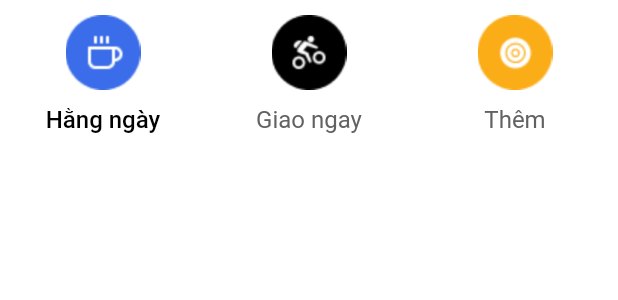
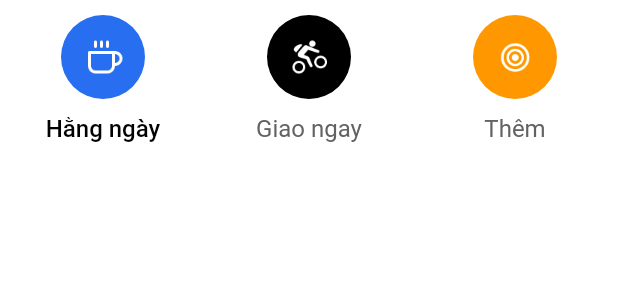
Before and after one commit to magicpro97/Cafedy, a Flutter app: the _TabBar widget shown alone on an empty page, opened directly, on a phone screen of 412 x 824 dp. Shown: the top 300 px of the screen. Run offline on Flutter 3.47's test engine with Material 2 defaults, Android fonts, the phone set to English and light mode, and no system bars; our stand-ins replace cached_network_image, carousel_slider, dio, flutter_bloc, flutter_hooks, flutter_money_formatter and 5 more; accounts and stored records are empty; generated files the repository leaves out were written again; network calls fail.

```diff
--- a/lib/common/constants.dart
+++ b/lib/common/constants.dart
@@ -5,9 +5,9 @@ class ImagePaths {
   static const LOGO = '$kImagesPath/logo.png';
   static const BANNER = '$kImagesPath/banner.png';
 
-  static const IC_CAFEDY = '$kImagesPath/ic_cafedy.png';
+  static const IC_LOGO = '$kImagesPath/ic_logo.svg';
   static const IC_DELIVERY_NOW = '$kImagesPath/ic_delivery_now.png';
-  static const IC_EVERYDAY = '$kImagesPath/ic_everyday.png';
+  static const IC_EVERYDAY = '$kImagesPath/ic_daily.png';
   static const IC_MORE = '$kImagesPath/ic_more.png';
   static const IC_ADD = '$kImagesPath/ic_add.png';
   static const IC_SUBTRACT = '$kImagesPath/ic_subtract.png';
--- a/lib/features/main/widgets/app_tab_bar.dart
+++ b/lib/features/main/widgets/app_tab_bar.dart
@@ -3,6 +3,7 @@ import 'package:Cafedy/common/constants.dart';
 import 'package:Cafedy/common/dimen.dart';
 import 'package:flutter/material.dart';
 import 'package:flutter_hooks/flutter_hooks.dart';
+import 'package:flutter_svg/flutter_svg.dart';
 
 class AppTabBar extends PreferredSize {
   final Function onTabChange;
@@ -15,8 +16,8 @@ class AppTabBar extends PreferredSize {
       child: Column(
         children: [
           SizedBox(height: Dimens.NORMAL_SPACE),
-          Image.asset(
-            ImagePaths.IC_CAFEDY,
+          SvgPicture.asset(
+            ImagePaths.IC_LOGO,
             fit: BoxFit.contain,
             height: 24.0,
           ),
@@ -63,6 +64,7 @@ class _TabBar extends HookWidget {
               onTabChange?.call(Tab.EVERYDAY);
             },
             selected: currentTab.value == Tab.EVERYDAY,
+            backgroundColor: Colorz.DARKER,
           ),
           _TabItem(
             imagePath: ImagePaths.IC_DELIVERY_NOW,
@@ -72,6 +74,7 @@ class _TabBar extends HookWidget {
               onTabChange?.call(Tab.DELIVERY);
             },
             selected: currentTab.value == Tab.DELIVERY,
+            backgroundColor: Colorz.TEXT_BLACK,
           ),
           _TabItem(
             imagePath: ImagePaths.IC_MORE,
@@ -81,6 +84,7 @@ class _TabBar extends HookWidget {
               onTabChange?.call(Tab.MORE);
             },
             selected: currentTab.value == Tab.MORE,
+            backgroundColor: Colors.orange,
           ),
         ])
       ],
@@ -93,6 +97,7 @@ class _TabItem extends StatelessWidget {
   final String title;
   final bool selected;
   final Function onPressed;
+  final Color backgroundColor;
 
   const _TabItem({
     Key key,
@@ -100,6 +105,7 @@ class _TabItem extends StatelessWidget {
     @required this.title,
     this.selected = false,
     this.onPressed,
+    this.backgroundColor = Colors.white,
   }) : super(key: key);
 
   @override
@@ -118,7 +124,11 @@ class _TabItem extends StatelessWidget {
         padding: const EdgeInsets.symmetric(vertical: Dimens.NORMAL_SPACE),
         child: Column(
           children: [
-            Image.asset(imagePath),
+            CircleAvatar(
+              radius: 28,
+              child: Image.asset(imagePath),
+              backgroundColor: backgroundColor,
+            ),
             SizedBox(height: Dimens.NORMAL_SPACE),
             Text(
               title,
--- a/pubspec.yaml
+++ b/pubspec.yaml
@@ -25,6 +25,7 @@ dependencies:
   flutter_bloc: ^6.0.1
   shared_preferences: '>=0.5.7+3 <2.0.0'
   webview_flutter: ^0.3.22+1
+  flutter_svg: ^0.18.0
 
 dev_dependencies:
   flutter_test:
```
Also changed, not shown: assets/images/2.0x/ic_cafedy.png (deleted), assets/images/2.0x/ic_daily.png (added), assets/images/2.0x/ic_delivery_now.png, assets/images/2.0x/ic_everyday.png (deleted), assets/images/2.0x/ic_more.png, assets/images/3.0x/ic_cafedy.png (deleted), assets/images/3.0x/ic_daily.png (added), assets/images/3.0x/ic_delivery_now.png, assets/images/3.0x/ic_everyday.png (deleted), assets/images/3.0x/ic_more.png, assets/images/ic_cafedy.png (deleted), assets/images/ic_daily.png (added), assets/images/ic_delivery_now.png, assets/images/ic_everyday.png (deleted), 3 more files.
